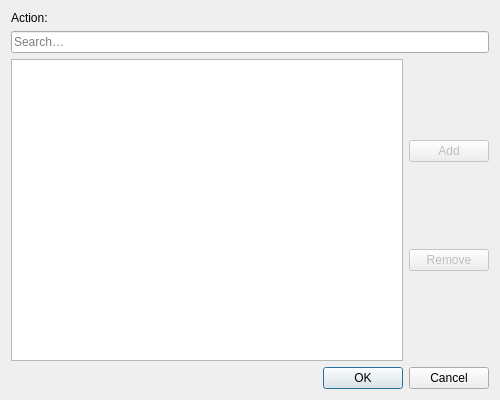
Before: the Qt Designer form src/ui/ActionParametersDialog.ui in OtterBrowser/otter-browser, drawn with Qt 5.
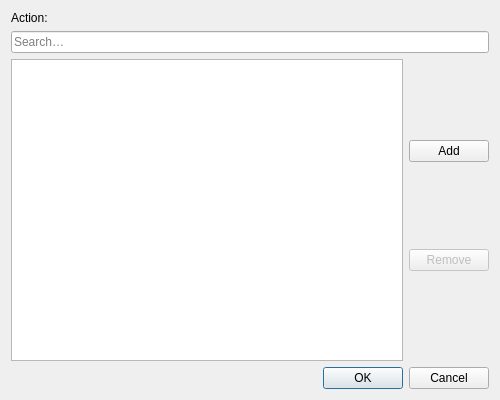
After: the same form once the commit is applied. Custom widgets are drawn as their Qt base class.

Commit message: Drop pointless property

Patch:
```diff
--- a/src/ui/ActionParametersDialog.ui
+++ b/src/ui/ActionParametersDialog.ui
@@ -76,9 +76,6 @@
       <layout class="QVBoxLayout" name="buttonsLayout">
        <item>
         <widget class="QPushButton" name="addButton">
-         <property name="enabled">
-          <bool>false</bool>
-         </property>
          <property name="text">
           <string>Add</string>
          </property>
```
